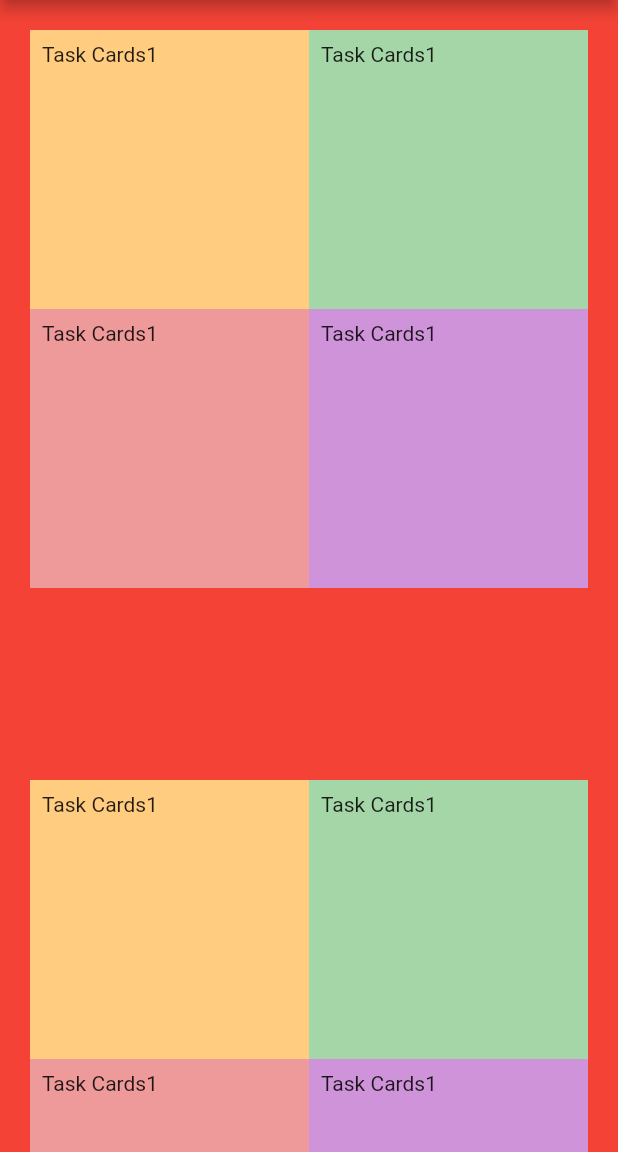
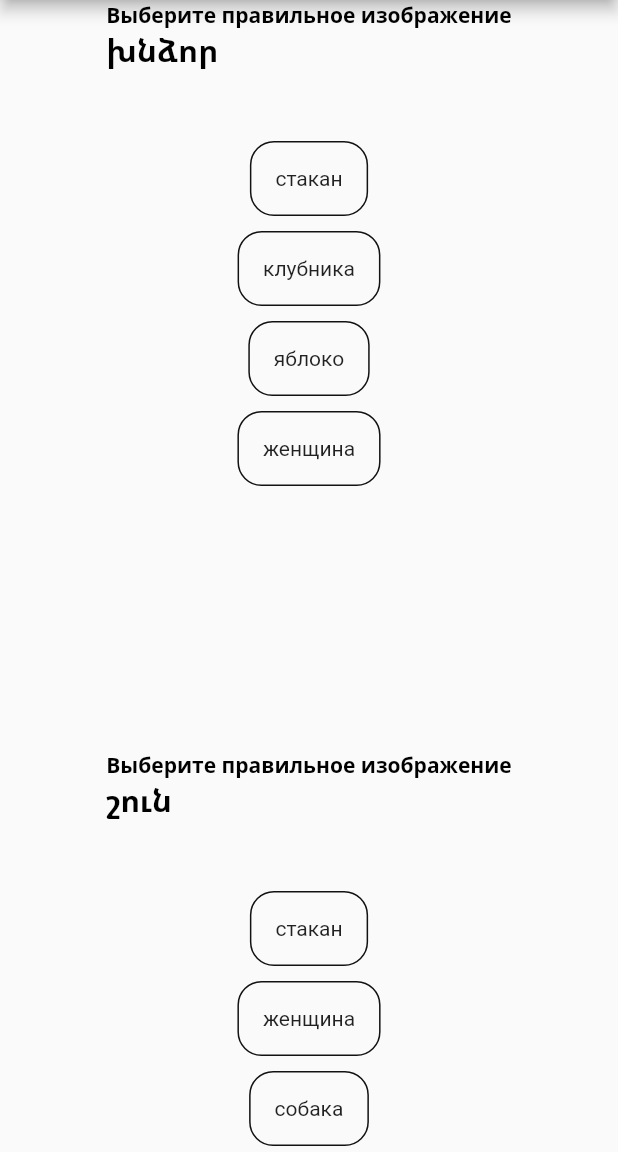
Before and after one commit to xoyk/barev, a Flutter app: the screen it shows after launch, on a phone screen of 412 x 824 dp, the part 84-1236 px from its top. Run offline on Flutter 3.47's test engine with Material 2 defaults, Android fonts, the phone set to English and light mode, and no system bars; our stand-ins replace google_fonts.

Commit message:
refactoring, show 4 cards page

```diff
--- a/lib/components/problem.dart
+++ b/lib/components/problem.dart
@@ -1,8 +1,16 @@
 import 'package:flutter/material.dart';
 
 
-class Problem extends StatelessWidget {
-  const Problem({Key? key}) : super(key: key);
+class Problem extends StatefulWidget {
+  final String answer;
+
+  Problem({Key? key, required this.answer}) : super(key: key);
+
+  @override
+  State<Problem> createState() => _ProblemState();
+}
+
+class _ProblemState extends State<Problem> {
 
   @override
   Widget build(BuildContext context) {
@@ -21,7 +29,7 @@ class Problem extends StatelessWidget {
               style: Theme.of(context).textTheme.bodyText1
             ),
             Text(
-              'բաժակ',
+              widget.answer,
               style: Theme.of(context).textTheme.headline2
             )
           ],
--- /dev/null
+++ b/lib/games/PickPic01.dart
@@ -0,0 +1,169 @@
+import 'package:barev/components/problem.dart';
+import 'package:barev/data/words.dart';
+import 'package:flutter/material.dart';
+
+import '../models/word.dart';
+
+class PickPic01 extends StatefulWidget {
+  const PickPic01({Key? key}) : super(key: key);
+
+  @override
+  State<PickPic01> createState() => _PickPic01State();
+}
+
+class _PickPic01State extends State<PickPic01> {
+
+  final List<Word> _active_words = [];
+
+  @override
+  void initState() {
+    print('PickPic component started...');
+    words.shuffle();
+
+    for(var i in words){
+
+      if(_active_words.length < 4) {
+        _active_words.add(words[_active_words.length]);
+      }
+    }
+
+    print(_active_words[0].translation + '#translate');
+    print(_active_words[1].translation);
+    print(_active_words[2].translation);
+    print(_active_words[3].translation);
+
+    // TODO pick right answer
+
+
+    super.initState();
+  }
+
+  @override
+  Widget build(BuildContext context) {
+
+    print('correct answer');
+    print(_active_words[0].original);
+    _active_words.shuffle();
+
+    return Container(
+      color: Colors.indigoAccent[600],
+      height: 500,
+      child:
+        Column(
+          children: [
+            Problem(answer: _active_words[0].original),
+            Cards(words: _active_words),
+            // Row(
+            //   children: [
+            //     Container(
+            //       color: Colors.lightGreen,
+            //       child: Text('sdlfksflskjf'),
+            //     )
+            //   ],
+            // )
+          ],
+        ),
+    );
+  }
+}
+
+class Cards extends StatelessWidget {
+  final List<Word> words;
+
+  const Cards({
+    Key? key,
+    required this.words
+  }) : super(key: key);
+
+
+
+  @override
+  Widget build(BuildContext context) {
+
+    words.shuffle();
+    return Container(
+        child:
+            Container(
+              child: Column(
+                children: [
+                  Card(words[1].translation),
+                  Card(words[0].translation),
+                  Card(words[3].translation),
+                  Card(words[2].translation),
+                ],
+              ),
+            )
+    );
+    //   GridView(
+    //     gridDelegate:
+    //       const SliverGridDelegateWithFixedCrossAxisCount(
+    //         crossAxisCount: 2,
+    //         mainAxisSpacing: 24,
+    //         crossAxisSpacing: 12,
+    //       ),
+    //   primary: false,
+    //   padding: const EdgeInsets.all(20),
+    //   children: <Widget>[
+    //     GestureDetector(
+    //       onTap: () {
+    //         print('clicked!');
+    //       },
+    //       child: Container(
+    //         padding: const EdgeInsets.all(8),
+    //         height: 500,
+    //         color: Colors.blue[400],
+    //         child:
+    //         Text(
+    //           'sdflsfsf'
+    //           // _active_words[0].translation
+    //         ),
+    //       ),
+    //     ),
+    //     Container(
+    //       padding: const EdgeInsets.all(8),
+    //       height: 500,
+    //       color: Colors.teal[800],
+    //       child:
+    //         Text(
+    //             'sdflsfsf'
+    //             // _active_words[1].translation
+    //         ),
+    //     ),
+    //     Container(
+    //       padding: const EdgeInsets.all(8),
+    //       height: 500,
+    //       color: Colors.red[200],
+    //       child:
+    //       Text(
+    //           'sdflsfsf'
+    //           // _active_words[2].translation
+    //       ),
+    //     ),
+    //     Container(
+    //       padding: const EdgeInsets.all(8),
+    //       height: 500,
+    //       color: Colors.purple[200],
+    //       child:
+    //       Text(
+    //           'sdflsfsf'
+    //           // _active_words[3].translation
+    //       ),
+    //     ),
+    //   ],
+    // );
+  }
+
+  Container Card(text) => Container(
+      padding: EdgeInsets.all(16),
+      margin: EdgeInsets.only(bottom: 10),
+      decoration: BoxDecoration(
+        border: Border.all(
+            color: const Color.fromRGBO(18, 18, 18, 100),
+            width: 1
+        ),
+        borderRadius: BorderRadius.circular(16.0),
+      ),
+      // color: Colors.red,
+      child: Text(text)
+  );
+}
--- /dev/null
+++ b/lib/models/lesson.dart
@@ -0,0 +1,11 @@
+class Lesson {
+  // 'trans': 'Стакан',
+  // 'original': 'բաժաք',
+  // "image": "bajak",
+  // "id": 1
+
+  final String id;
+  final String name;
+
+  Lesson({required this.id, required this.name});
+}
--- a/lib/pages/flow.dart
+++ b/lib/pages/flow.dart
@@ -1,4 +1,4 @@
-import 'package:barev/pages/lesson.dart';
+import 'package:barev/games/PickPic01.dart';
 import 'package:flutter/material.dart';
 import 'dart:math';
 
@@ -14,20 +14,12 @@ class _FlowPageState extends State<FlowPage> {
   // List<Step> _current_step = [];
   // final StepSlide currentStep = <StepSlide>;
   static List<Widget> steps = <Widget>[
-    const LessonPage(),
-    const LessonPage(),
-    const LessonPage(),
-    const LessonPage(),
-    const LessonPage(),
-    const LessonPage(),
-    const LessonPage(),
-    const LessonPage(),
-    const LessonPage(),
-    const LessonPage(),
-    const LessonPage(),
-    const LessonPage(),
-    const LessonPage(),
-    const LessonPage(),
+    //const LessonPage(),
+    const PickPic01(),
+    const PickPic01(),
+    const PickPic01(),
+    const PickPic01(),
+    const PickPic01(),
   ];
 
   @override
@@ -59,11 +51,12 @@ class _FlowPageState extends State<FlowPage> {
         SafeArea(
           child:
             ListView.builder(
-              itemCount: 50,
-              //itemCount:  _active_cards.length * 300,
+              itemCount: 25,
+              // itemCount:  steps.length,
               itemBuilder: (BuildContext context, int index) {
                 var rand = Random();
-                return steps[rand.nextInt(steps.length-1)];
+                var randIndex = rand.nextInt(steps.length-1);
+                return steps[randIndex];
               },
             ),
           ),
--- a/lib/pages/lesson.dart
+++ b/lib/pages/lesson.dart
@@ -1,5 +1,4 @@
 import 'dart:math';
-
 import 'package:flutter/material.dart';
 import '../data/steps.dart';
 
@@ -23,7 +22,7 @@ class _LessonPageState extends State<LessonPage> {
 
   @override
   Widget build(BuildContext context) {
-    return Container(
+    var resultx = Container(
       height: 500,
       color: steps[currentStep].color,
       child: GridView(
@@ -34,12 +33,18 @@ class _LessonPageState extends State<LessonPage> {
         primary: false,
         padding: const EdgeInsets.all(20),
         children: <Widget>[
-          Container(
-            padding: const EdgeInsets.all(8),
-            height: 500,
-            color: Colors.orange[200],
-            child:
-              Text("Task ${steps[currentStep].name}"),
+          GestureDetector(
+            onTap: () {
+              print('Clicked!!');
+              print('Currenst step is !!' + currentStep.toString());
+            },
+            child: Container(
+              padding: const EdgeInsets.all(8),
+              height: 500,
+              color: Colors.orange[200],
+              child:
+                Text("Task ${steps[currentStep].name}"),
+            ),
           ),
           Container(
             padding: const EdgeInsets.all(8),
@@ -65,5 +70,10 @@ class _LessonPageState extends State<LessonPage> {
         ],
       ),
     );
+
+    return resultx;
+    // return PickPic01();
+
+    // return resultx ? PickPic01()
   }
 }
```
